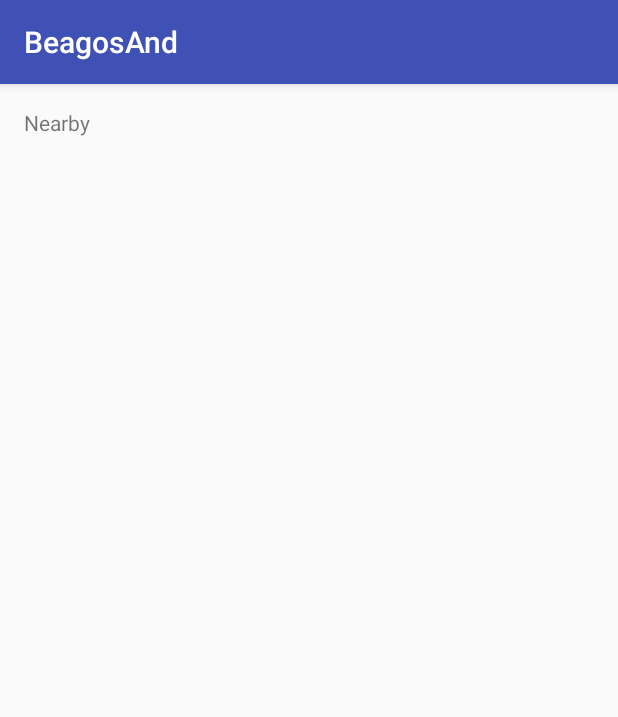
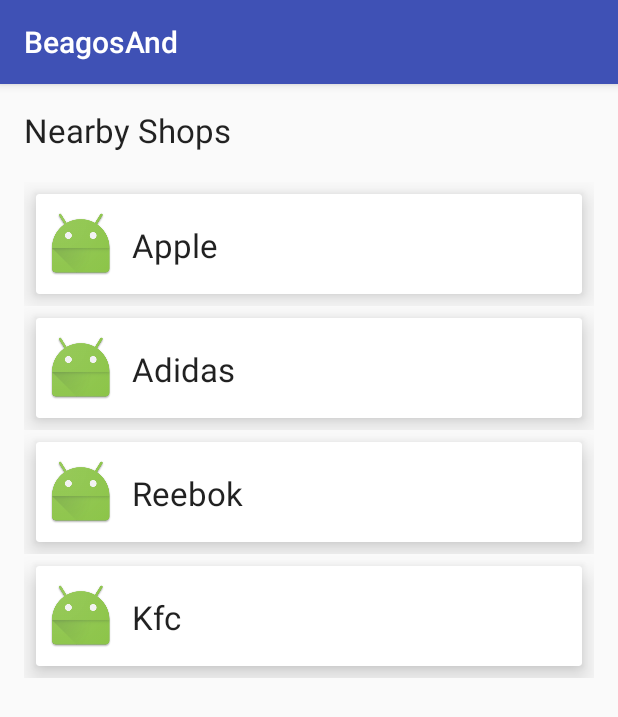
Before and after one commit to piyush0/Beagos, an Android app: the screen it shows after launch (NearbyShopsActivity), on a phone screen of 412 x 824 dp. Shown: the top 717 px of the screen. Run offline under Robolectric (Android 15) with nearby library versions, the phone set to English and light mode, and no system bars.

Commit message:
Added rv for nearby shops
Signed-off-by: Piyush Ajmani <piyushajmani5@gmail.com>

```diff
--- a/Android/BeagosAnd/app/src/main/java/com/example/beagosand/NearbyShopsActivity.java
+++ b/Android/BeagosAnd/app/src/main/java/com/example/beagosand/NearbyShopsActivity.java
@@ -2,8 +2,11 @@
 
 import android.support.v7.app.AppCompatActivity;
 import android.os.Bundle;
+import android.support.v7.widget.LinearLayoutManager;
+import android.support.v7.widget.RecyclerView;
 
 
+import com.example.beagosand.adapters.NearbyShopsAdapter;
 import com.example.beagosand.models.Shop;
 
 import java.util.ArrayList;
@@ -12,9 +15,21 @@
 
     ArrayList<Shop> shops;
 
+    RecyclerView rv_shops;
+
     @Override
     protected void onCreate(Bundle savedInstanceState) {
         super.onCreate(savedInstanceState);
         setContentView(R.layout.activity_nearby_shops);
+
+
+        initShops();
+        rv_shops = (RecyclerView) findViewById(R.id.activity_nearby_shops_rv);
+        rv_shops.setAdapter(new NearbyShopsAdapter(this, shops));
+        rv_shops.setLayoutManager(new LinearLayoutManager(this));
+    }
+
+    private void initShops() {
+        shops = Shop.getDummyShop();
     }
 }
--- a/Android/BeagosAnd/app/src/main/java/com/example/beagosand/adapters/NearbyShopsAdapter.java
+++ b/Android/BeagosAnd/app/src/main/java/com/example/beagosand/adapters/NearbyShopsAdapter.java
@@ -9,6 +9,7 @@
 import android.widget.TextView;
 
 
+import com.example.beagosand.R;
 import com.example.beagosand.models.Shop;
 
 import java.util.ArrayList;
@@ -30,11 +31,29 @@
     @Override
     public ShopViewHolder onCreateViewHolder(ViewGroup parent, int viewType) {
         LayoutInflater li = (LayoutInflater) context.getSystemService(Context.LAYOUT_INFLATER_SERVICE);
-        return null;
+        View view = li.inflate(R.layout.item_nearby_shops, parent, false);
+
+        ShopViewHolder shopViewHolder = new ShopViewHolder(view);
+
+        shopViewHolder.tv_shopName = (TextView) view.findViewById(R.id.item_nearby_shop_tv_name);
+        shopViewHolder.iv_shop = (ImageView) view.findViewById(R.id.item_nearby_shop_iv_pic);
+
+        return shopViewHolder;
     }
 
     @Override
     public void onBindViewHolder(ShopViewHolder holder, int position) {
+        Shop shop = shops.get(position);
+
+        holder.tv_shopName.setText(shop.getName());
+        //TODO: Set pic
+
+        holder.itemView.setOnClickListener(new View.OnClickListener() {
+            @Override
+            public void onClick(View view) {
+                //TODO: Start the fragment.
+            }
+        });
 
     }
 
--- a/Android/BeagosAnd/app/src/main/java/com/example/beagosand/models/Shop.java
+++ b/Android/BeagosAnd/app/src/main/java/com/example/beagosand/models/Shop.java
@@ -1,4 +1,6 @@
 package com.example.beagosand.models;
+
+import java.util.ArrayList;
 
 /**
  * Created by piyush0 on 29/12/16.
@@ -10,5 +12,64 @@
     String UUID;
     String address;
     String imageURL;
+    Double rating;
 
+    public static ArrayList<Shop> getDummyShop() {
+
+        ArrayList<Shop> retVal = new ArrayList<>();
+
+        retVal.add(new Shop("Apple", 70.0, "IOS Room", "abcd"));
+        retVal.add(new Shop("Adidas", 42.2, "Python Room", "efgh"));
+        retVal.add(new Shop("Reebok", 31.4, "Ruby Room", "ijkl"));
+        retVal.add(new Shop("Kfc", 77.5, "Git Room", "abcd"));
+
+
+        return retVal;
+    }
+
+    public String getName() {
+        return name;
+    }
+
+    public void setName(String name) {
+        this.name = name;
+    }
+
+    public String getUUID() {
+        return UUID;
+    }
+
+    public void setUUID(String UUID) {
+        this.UUID = UUID;
+    }
+
+    public String getAddress() {
+        return address;
+    }
+
+    public void setAddress(String address) {
+        this.address = address;
+    }
+
+    public String getImageURL() {
+        return imageURL;
+    }
+
+    public void setImageURL(String imageURL) {
+        this.imageURL = imageURL;
+    }
+
+    public Shop(String name, Double rating, String address, String UUID) {
+        this.name = name;
+        this.rating = rating;
+        this.address = address;
+        this.UUID = UUID;
+    }
+
+    public Shop(String name, String UUID, String address, String imageURL) {
+        this.name = name;
+        this.UUID = UUID;
+        this.address = address;
+        this.imageURL = imageURL;
+    }
 }
--- a/Android/BeagosAnd/app/src/main/res/layout/activity_nearby_shops.xml
+++ b/Android/BeagosAnd/app/src/main/res/layout/activity_nearby_shops.xml
@@ -12,11 +12,13 @@
     tools:context="com.example.beagosand.NearbyShopsActivity">
 
     <TextView
-        android:text="Nearby"
+        android:textAppearance="@style/Base.TextAppearance.AppCompat.Large"
+        android:text="Nearby Shops"
         android:layout_width="wrap_content"
         android:layout_height="wrap_content" />
 
     <android.support.v7.widget.RecyclerView
+        android:layout_marginTop="20dp"
         android:id="@+id/activity_nearby_shops_rv"
         android:layout_width="wrap_content"
         android:layout_height="wrap_content"></android.support.v7.widget.RecyclerView>
--- a/Android/BeagosAnd/app/src/main/res/layout/item_nearby_shops.xml
+++ b/Android/BeagosAnd/app/src/main/res/layout/item_nearby_shops.xml
@@ -22,11 +22,13 @@
             android:orientation="horizontal">
 
             <ImageView
+                android:id="@+id/item_nearby_shop_iv_pic"
                 android:layout_width="wrap_content"
                 android:layout_height="wrap_content"
                 android:src="@mipmap/ic_launcher" />
 
             <TextView
+                android:id="@+id/item_nearby_shop_tv_name"
                 android:layout_width="wrap_content"
                 android:layout_height="wrap_content"
                 android:layout_marginLeft="10dp"
```
Also changed, not shown: 1 other file.
